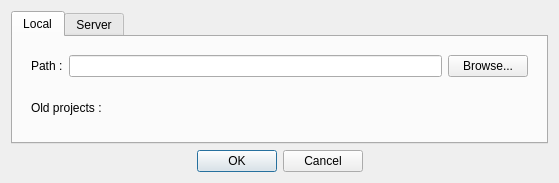
Before: the Qt Designer form ui/projectopendialog.ui in TwiceCast/TwiceCast-Client, drawn with Qt 5.
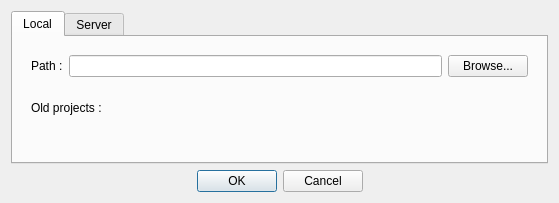
After: the same form once the commit is applied.

Diff of the .ui file:
```diff
--- a/ui/projectopendialog.ui
+++ b/ui/projectopendialog.ui
@@ -7,7 +7,7 @@
     <x>0</x>
     <y>0</y>
     <width>559</width>
-    <height>183</height>
+    <height>203</height>
    </rect>
   </property>
   <property name="acceptDrops">
```
